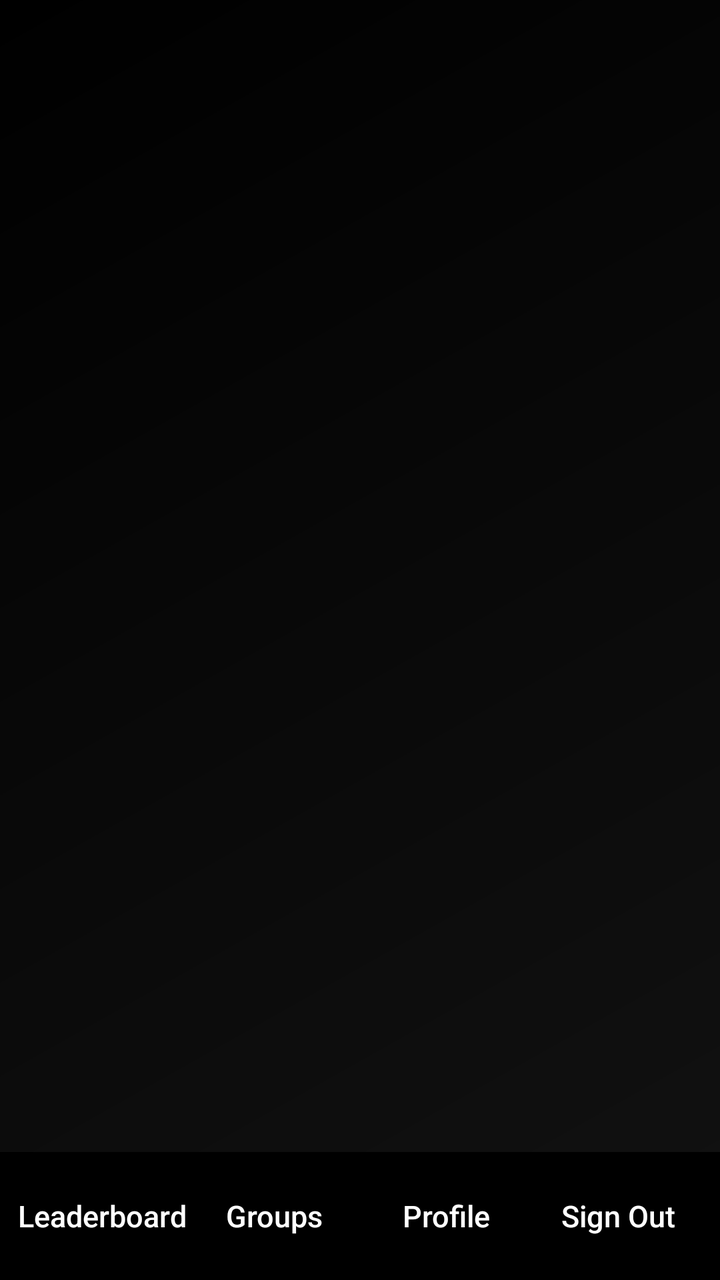
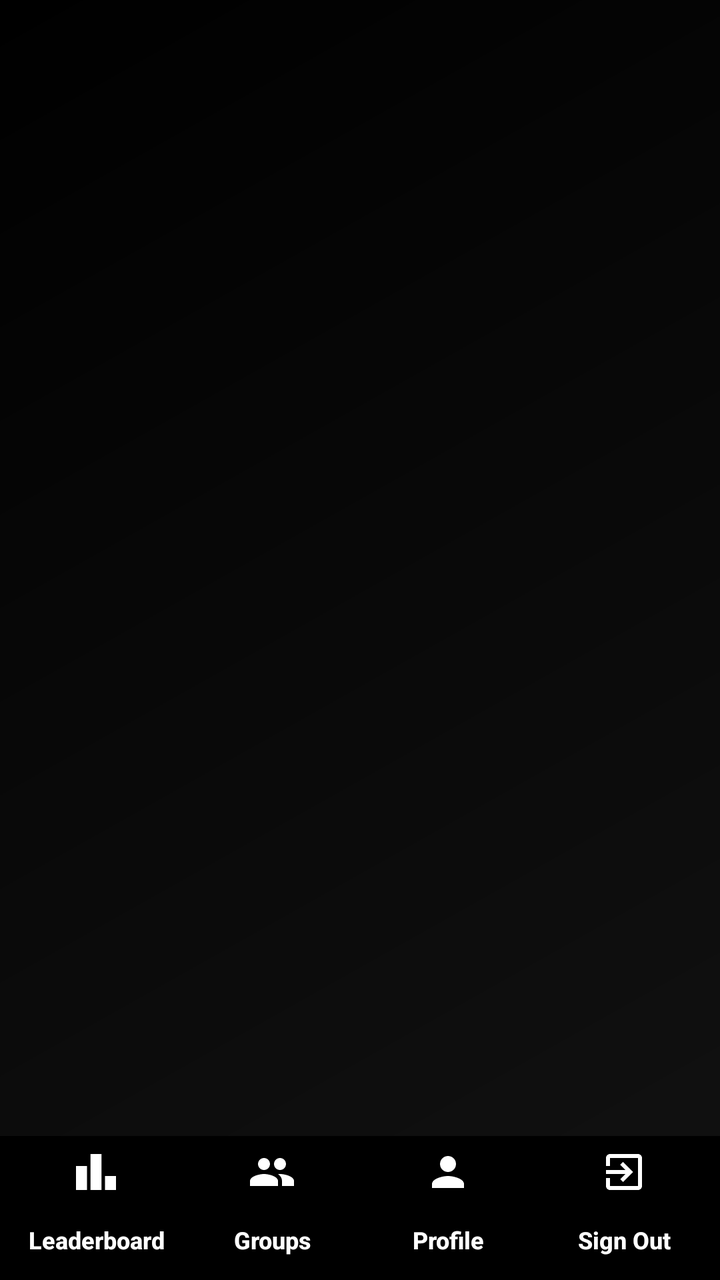

Compare the two renders of this Android layout. The source of the first and the diff that turns it into the second are given below.
<!-- AndroidManifest.xml: application theme Theme.GeffenFinalProject -->
<!-- res/layout/activity_base.xml -->
<?xml version="1.0" encoding="utf-8"?>
<LinearLayout xmlns:android="http://schemas.android.com/apk/res/android"
    android:id="@+id/base_root"
    android:layout_width="match_parent"
    android:layout_height="match_parent"
    android:orientation="vertical"
    android:background="@drawable/main_gradient">

    <FrameLayout
        android:id="@+id/base_content_frame"
        android:layout_width="match_parent"
        android:layout_height="0dp"
        android:layout_weight="1" />

    <LinearLayout
        android:id="@+id/bottom_toolbar"
        android:layout_width="match_parent"
        android:layout_height="64dp"
        android:orientation="horizontal"
        android:background="@color/black"
        android:elevation="8dp"
        android:paddingHorizontal="8dp">

        <Button
            android:id="@+id/btnLeaderboard"
            android:layout_width="0dp"
            android:layout_height="match_parent"
            android:layout_weight="1"
            android:text="Leaderboard"
            style="?android:attr/borderlessButtonStyle"
            android:textColor="@color/white"
            android:textSize="15dp"
            android:maxLines="1"
            android:padding="0dp"
            android:textAllCaps="false" />

        <Button
            android:id="@+id/btnGroups"
            android:layout_width="0dp"
            android:layout_height="match_parent"
            android:layout_weight="1"
            android:text="Groups"
            style="?android:attr/borderlessButtonStyle"
            android:textColor="@color/white"
            android:textSize="15dp"
            android:maxLines="1"
            android:padding="0dp"
            android:textAllCaps="false" />

        <Button
            android:id="@+id/btn5"
            android:layout_width="0dp"
            android:layout_height="match_parent"
            android:layout_weight="1"
            android:text="Profile"
            style="?android:attr/borderlessButtonStyle"
            android:textColor="@color/white"
            android:textSize="15dp"
            android:maxLines="1"
            android:padding="0dp"
            android:textAllCaps="false" />

        <Button
            android:id="@+id/btnSignOut"
            android:layout_width="0dp"
            android:layout_height="match_parent"
            android:layout_weight="1"
            android:text="Sign Out"
            style="?android:attr/borderlessButtonStyle"
            android:textColor="@color/white"
            android:textSize="15dp"
            android:maxLines="1"
            android:padding="0dp"
            android:textAllCaps="false" />

    </LinearLayout>
</LinearLayout>
<!-- resources referenced by this layout -->
<resources>
  <color name="black">#FF000000</color>
  <color name="white">#FFFFFFFF</color>
  <!-- drawable main_gradient (drawable) -->
  <?xml version="1.0" encoding="utf-8"?>
  <shape xmlns:android="http://schemas.android.com/apk/res/android"
      android:shape="rectangle">
      <gradient
          android:angle="135"
          android:endColor="@color/bg_end"
          android:startColor="@color/bg_start"
          android:type="linear" />
  </shape>
  <style name="Theme.GeffenFinalProject" parent="Base.Theme.GeffenFinalProject" />
  <color name="bg_end">#000000</color>
  <color name="bg_start">#121212</color>
  <style name="Base.Theme.GeffenFinalProject" parent="Theme.Material3.DayNight.NoActionBar">
          
          
      </style>
</resources>

<!-- the commit's change to res/layout/activity_base.xml (unified diff, before → after) -->
@@ -15,11 +15,11 @@
     <LinearLayout
         android:id="@+id/bottom_toolbar"
         android:layout_width="match_parent"
-        android:layout_height="64dp"
+        android:layout_height="72dp"
         android:orientation="horizontal"
         android:background="@color/black"
         android:elevation="8dp"
-        android:paddingHorizontal="8dp">
+        android:paddingHorizontal="4dp">
 
         <Button
             android:id="@+id/btnLeaderboard"
@@ -27,11 +27,14 @@
             android:layout_height="match_parent"
             android:layout_weight="1"
             android:text="Leaderboard"
+            android:drawableTop="@drawable/ic_leaderboard"
+            android:drawablePadding="0dp"
             style="?android:attr/borderlessButtonStyle"
             android:textColor="@color/white"
-            android:textSize="15dp"
+            android:textSize="12sp"
+            android:textStyle="bold"
             android:maxLines="1"
-            android:padding="0dp"
+            android:padding="2dp"
             android:textAllCaps="false" />
 
         <Button
@@ -40,11 +43,14 @@
             android:layout_height="match_parent"
             android:layout_weight="1"
             android:text="Groups"
+            android:drawableTop="@drawable/ic_groups"
+            android:drawablePadding="0dp"
             style="?android:attr/borderlessButtonStyle"
             android:textColor="@color/white"
-            android:textSize="15dp"
+            android:textSize="12sp"
+            android:textStyle="bold"
             android:maxLines="1"
-            android:padding="0dp"
+            android:padding="2dp"
             android:textAllCaps="false" />
 
         <Button
@@ -53,11 +59,14 @@
             android:layout_height="match_parent"
             android:layout_weight="1"
             android:text="Profile"
+            android:drawableTop="@drawable/ic_profile"
+            android:drawablePadding="0dp"
             style="?android:attr/borderlessButtonStyle"
             android:textColor="@color/white"
-            android:textSize="15dp"
+            android:textSize="12sp"
+            android:textStyle="bold"
             android:maxLines="1"
-            android:padding="0dp"
+            android:padding="2dp"
             android:textAllCaps="false" />
 
         <Button
@@ -66,11 +75,14 @@
             android:layout_height="match_parent"
             android:layout_weight="1"
             android:text="Sign Out"
+            android:drawableTop="@drawable/ic_signout"
+            android:drawablePadding="0dp"
             style="?android:attr/borderlessButtonStyle"
             android:textColor="@color/white"
-            android:textSize="15dp"
+            android:textSize="12sp"
+            android:textStyle="bold"
             android:maxLines="1"
-            android:padding="0dp"
+            android:padding="2dp"
             android:textAllCaps="false" />
 
     </LinearLayout>
<!-- resource entries referenced after the edit -->
@@ -2,6 +2,46 @@
 <resources>
   <color name="black">#FF000000</color>
   <color name="white">#FFFFFFFF</color>
+  <!-- drawable ic_groups (drawable) -->
+  <vector xmlns:android="http://schemas.android.com/apk/res/android"
+      android:width="24dp"
+      android:height="24dp"
+      android:viewportWidth="24"
+      android:viewportHeight="24">
+      <path
+          android:fillColor="#FFFFFF"
+          android:pathData="M16,11c1.66,0 2.99,-1.34 2.99,-3S17.66,5 16,5s-3,1.34 -3,3s1.34,3 3,3zm-8,0c1.66,0 2.99,-1.34 2.99,-3S9.66,5 8,5s-3,1.34 -3,3s1.34,3 3,3zm0,2c-2.33,0 -7,1.17 -7,3.5V19h14v-2.5c0,-2.33 -4.67,-3.5 -7,-3.5zm8,0c-0.29,0 -0.62,0.02 -0.97,0.05 1.16,0.84 1.97,1.97 1.97,3.45V19h6v-2.5c0,-2.33 -4.67,-3.5 -7,-3.5z"/>
+  </vector>
+  <!-- drawable ic_leaderboard (drawable) -->
+  <vector xmlns:android="http://schemas.android.com/apk/res/android"
+      android:width="24dp"
+      android:height="24dp"
+      android:viewportWidth="24"
+      android:viewportHeight="24">
+      <path
+          android:fillColor="#FFFFFF"
+          android:pathData="M7.5,21H2V9h5.5V21z M14.75,21h-5.5V3h5.5V21z M22,21h-5.5v-7H22V21z"/>
+  </vector>
+  <!-- drawable ic_profile (drawable) -->
+  <vector xmlns:android="http://schemas.android.com/apk/res/android"
+      android:width="24dp"
+      android:height="24dp"
+      android:viewportWidth="24"
+      android:viewportHeight="24">
+      <path
+          android:fillColor="#FFFFFF"
+          android:pathData="M12,12c2.21,0 4,-1.79 4,-4s-1.79,-4 -4,-4s-4,1.79 -4,4s1.79,4 4,4zm0,2c-2.67,0 -8,1.34 -8,4v2h16v-2c0,-2.66 -5.33,-4 -8,-4z"/>
+  </vector>
+  <!-- drawable ic_signout (drawable) -->
+  <vector xmlns:android="http://schemas.android.com/apk/res/android"
+      android:width="24dp"
+      android:height="24dp"
+      android:viewportWidth="24"
+      android:viewportHeight="24">
+      <path
+          android:fillColor="#FFFFFF"
+          android:pathData="M10.09,15.59L11.5,17l5,-5l-5,-5l-1.41,1.41L12.67,11H3v2h9.67L10.09,15.59z M19,3H5c-1.11,0 -2,0.9 -2,2v4h2V5h14v14H5v-4H3v4c0,1.1 0.89,2 2,2h14c1.1,0 2,-0.9 2,-2V5c0,-1.1 -0.9,-2 -2,-2z"/>
+  </vector>
   <!-- drawable main_gradient (drawable) -->
   <?xml version="1.0" encoding="utf-8"?>
   <shape xmlns:android="http://schemas.android.com/apk/res/android"
